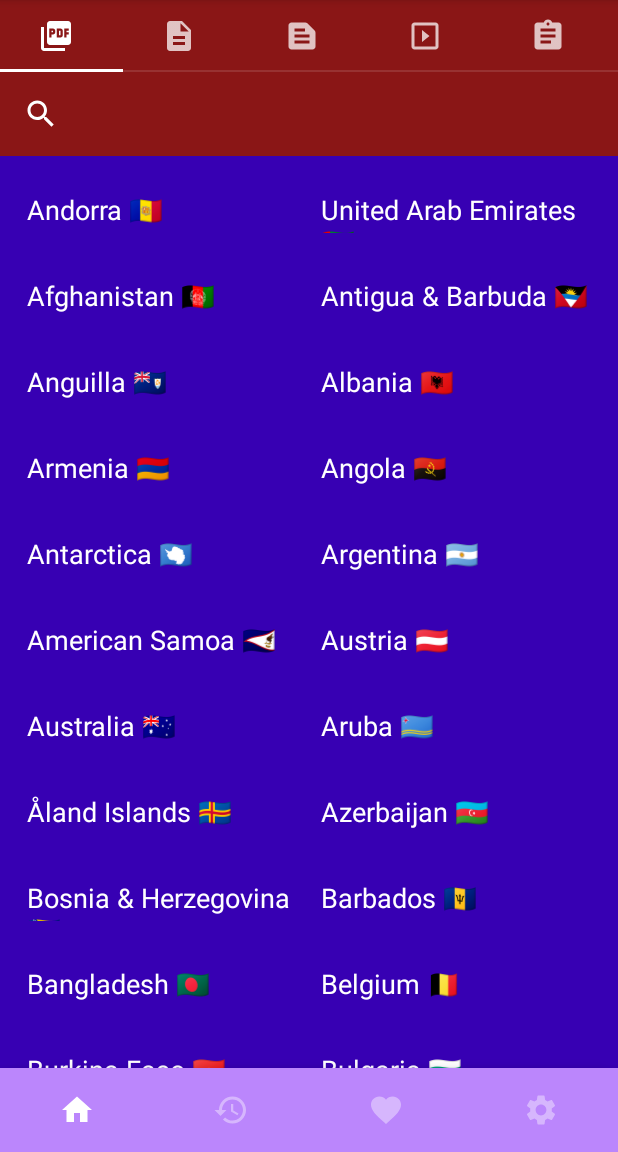
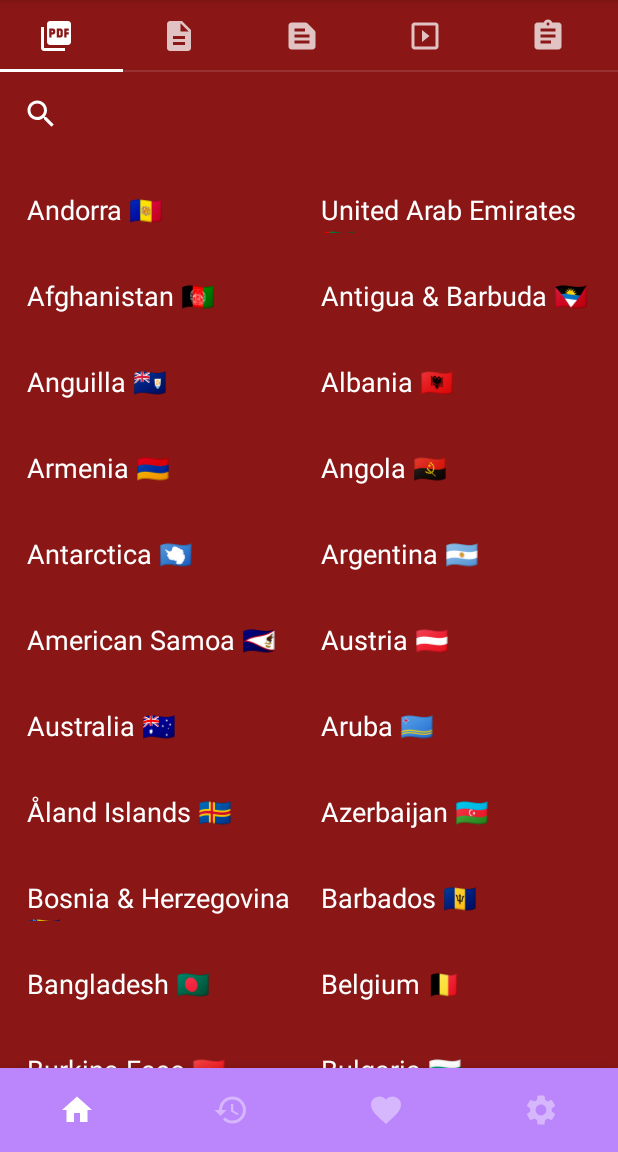
Before and after one commit to chukimvang01/OfficeReader, an Android app built with Jetpack Compose: the screen it shows after launch (MainActivity), on a phone screen of 412 x 824 dp, the part 84-1236 px from its top. Run offline under Robolectric (Android 15) with nearby library versions, the phone set to English and light mode, and no system bars; our stand-ins replace accompanist.

Commit message:
update viewer

```diff
--- a/app/src/main/java/com/example/officereader/MainActivity.kt
+++ b/app/src/main/java/com/example/officereader/MainActivity.kt
@@ -68,7 +68,7 @@ fun PdfScreen() {
         Column(
             modifier = Modifier
                 .fillMaxSize()
-                .background(colorResource(id = R.color.purple_700))
+                .background(colorResource(id = R.color.colorPrimaryDark))
         ) {
             SearchView(state = textState)
             CountryList(navController = navController, state = textState)
--- a/app/src/main/java/com/example/officereader/presentation/navigationscreen/SearchView.kt
+++ b/app/src/main/java/com/example/officereader/presentation/navigationscreen/SearchView.kt
@@ -1,7 +1,9 @@
 package com.example.officereader.presentation.navigationscreen
 
 import android.util.Log
+import androidx.compose.foundation.BorderStroke
 import androidx.compose.foundation.background
+import androidx.compose.foundation.border
 import androidx.compose.foundation.clickable
 import androidx.compose.foundation.layout.*
 import androidx.compose.foundation.lazy.LazyColumn
@@ -19,6 +21,8 @@ import androidx.compose.runtime.MutableState
 import androidx.compose.runtime.mutableStateOf
 import androidx.compose.runtime.remember
 import androidx.compose.ui.Modifier
+import androidx.compose.ui.draw.drawBehind
+import androidx.compose.ui.geometry.Offset
 import androidx.compose.ui.graphics.Color
 import androidx.compose.ui.graphics.RectangleShape
 import androidx.compose.ui.res.colorResource
@@ -86,7 +90,7 @@ fun CountryListItem(countryText: String, onItemClick: (String) -> Unit) {
     Row(
         modifier = Modifier
             .clickable(onClick = { onItemClick(countryText) })
-            .background(color = Purple700)
+            .background(colorResource(id = R.color.colorPrimaryDark))
             .height(57.dp)
             .fillMaxWidth()
             .padding(paddingValues = PaddingValues(8.dp, 16.dp))
```
